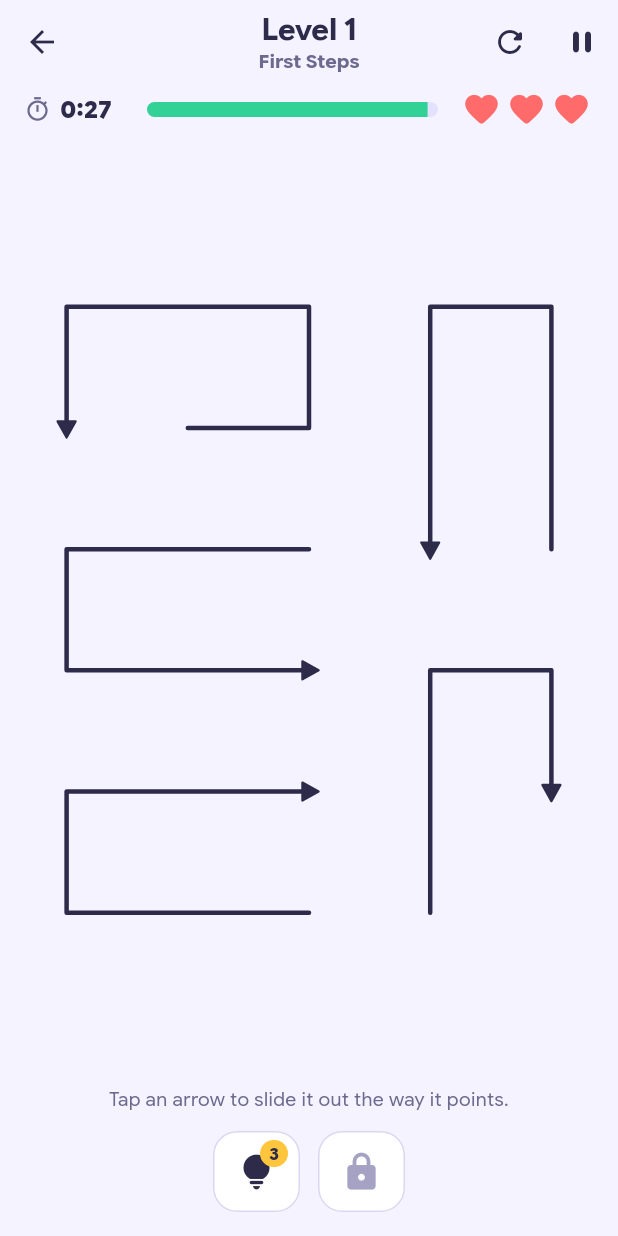
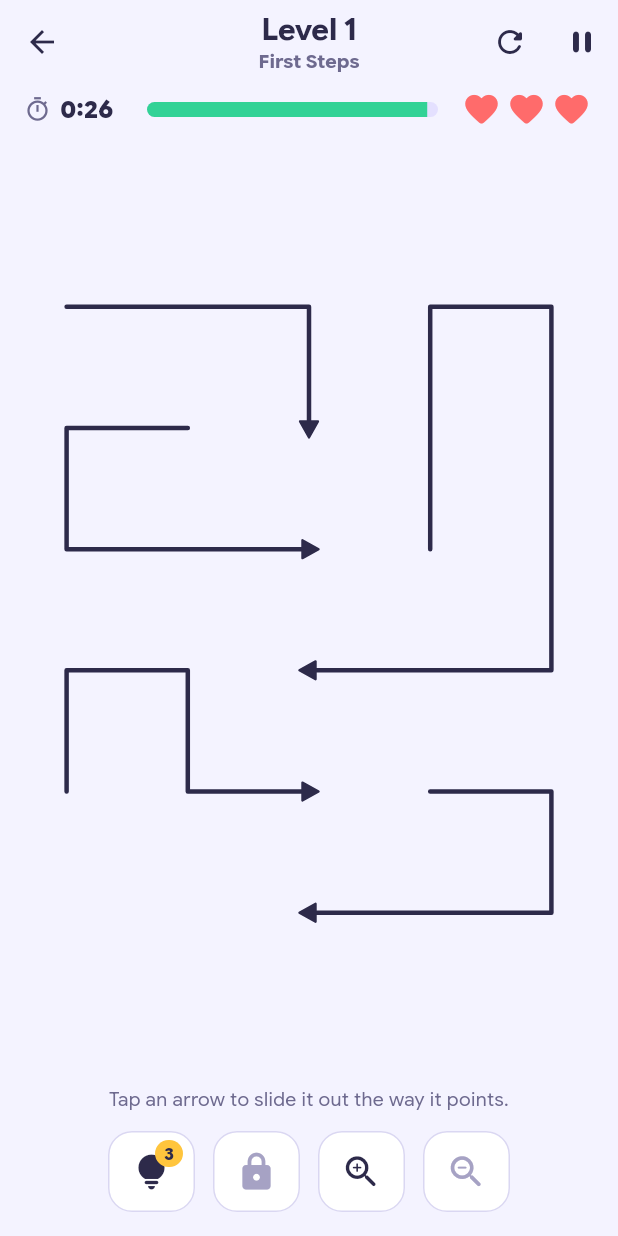
Before and after one commit to abhiabhi94/arrow-game, a Flutter app: the HomeScreen screen opened directly, after a tap on an icon or button, on a phone screen of 412 x 824 dp. Run offline on Flutter 3.47's test engine with Material 3 defaults, Android fonts, the phone set to English and light mode, and no system bars; our stand-ins replace audioplayers, confetti, flutter_animate, flutter_riverpod, shared_preferences; accounts and stored records are empty.

Commit message:
Revert "Cap every board to the screen and drop zoom"
This reverts commit f679911191805930872bf6e4f6ba1f26cf3a1f20.

Capping the board to the screen made the game too easy — the finale went
in under thirty seconds. The cap removed the only difficulty this mechanic
has: `canExit` is monotone (an arrow's blockers only ever leave, never
arrive), so no move can be wrong and the whole game is a visual search.
Shrink the board and the search is trivial. Whether that is worth fixing
with a rule change is a separate question from this PR, which goes back to
the 20 added levels on the existing curve.

The two copy fixes stay: the "Out of lives" card says "restart the level",
and the credits intro is gone.

Co-Authored-By: Claude Opus 5 <noreply@anthropic.com>
Claude-Session: https://claude.ai/code/session_0129Tdj5GKHfB5m4Uh9xAoqV

```diff
--- a/lib/l10n/app_en.arb
+++ b/lib/l10n/app_en.arb
@@ -30,7 +30,7 @@
   "onboardRuleLives": "3 lives per level — a bump costs a life",
   "onboardRuleClock": "Beat the clock — plenty of time, but it ticks",
   "onboardRuleHints": "Stuck? 3 hints per level light up a free arrow",
-  "onboardRuleFits": "Every board fits the screen — no zooming, no scrolling",
+  "onboardRuleZoom": "Big boards later — pinch or tap to zoom",
   "homeStars": "{count} of {total} stars",
   "@homeStars": { "placeholders": { "count": { "type": "int" }, "total": { "type": "int" } } },
   "homeLevels": "Levels",
@@ -131,6 +131,8 @@
   "toolGrid": "Grid lines",
   "toolGridLocked": "Grid lines unlock after level {level}",
   "@toolGridLocked": { "placeholders": { "level": { "type": "int" } } },
+  "toolZoomIn": "Zoom in",
+  "toolZoomOut": "Zoom out",
   "gridUnlockedToast": "Grid lines unlocked! Find the toggle under the board.",
 
   "clearedTitle": "Level cleared!",
--- a/lib/l10n/app_localizations.dart
+++ b/lib/l10n/app_localizations.dart
@@ -244,11 +244,11 @@ abstract class AppLocalizations {
   /// **'Stuck? 3 hints per level light up a free arrow'**
   String get onboardRuleHints;
 
-  /// No description provided for @onboardRuleFits.
+  /// No description provided for @onboardRuleZoom.
   ///
   /// In en, this message translates to:
-  /// **'Every board fits the screen — no zooming, no scrolling'**
-  String get onboardRuleFits;
+  /// **'Big boards later — pinch or tap to zoom'**
+  String get onboardRuleZoom;
 
   /// No description provided for @homeStars.
   ///
@@ -772,6 +772,18 @@ abstract class AppLocalizations {
   /// **'Grid lines unlock after level {level}'**
   String toolGridLocked(int level);
 
+  /// No description provided for @toolZoomIn.
+  ///
+  /// In en, this message translates to:
+  /// **'Zoom in'**
+  String get toolZoomIn;
+
+  /// No description provided for @toolZoomOut.
+  ///
+  /// In en, this message translates to:
+  /// **'Zoom out'**
+  String get toolZoomOut;
+
   /// No description provided for @gridUnlockedToast.
   ///
   /// In en, this message translates to:
--- a/lib/screens/game_screen.dart
+++ b/lib/screens/game_screen.dart
@@ -1,3 +1,4 @@
+import 'dart:math';
 
 import 'package:confetti/confetti.dart';
 import 'package:flutter/material.dart';
@@ -23,12 +24,23 @@ import '../widgets/result_card.dart';
 import '../widgets/stars_row.dart';
 import '../widgets/timer_bar.dart';
 
-/// The gameplay screen: HUD (clock, arrows out, lives), the board, the
-/// toolbar (hint / grid) and the pause/result overlays.
-///
-/// There is no zoom and no panning: every level's board is capped at a size
-/// that draws a finger-sized cell on a phone (see `data/level_specs.dart`),
-/// so the whole puzzle is on screen and a tap lands where it looks.
+/// Zoom steps for the board (pinch works too, within the same bounds).
+const double kMinZoom = 1.0;
+const double kMaxZoom = 4.0;
+const double kZoomStep = 1.35;
+
+/// How big a cell should be able to get, in logical pixels — about a
+/// fingertip. A 42x63 board draws a cell at 8 px, so a flat 4x ceiling left
+/// the last levels with no zoom at which a cell was finger-sized at all.
+const double kFingerCellPx = 46;
+
+/// The zoom ceiling for a board whose cells are [cellPx] across at 1x:
+/// [kMaxZoom], or enough to bring a cell up to [kFingerCellPx].
+double maxZoomFor(double cellPx) =>
+    cellPx <= 0 ? kMaxZoom : max(kMaxZoom, kFingerCellPx / cellPx).clamp(kMaxZoom, 8.0);
+
+/// The gameplay screen: HUD (clock, arrows out, lives), the zoomable board,
+/// the toolbar (hint / grid / zoom), and the pause/result overlays.
 class GameScreen extends ConsumerStatefulWidget {
   const GameScreen({super.key, required this.level});
 
@@ -64,6 +76,9 @@ class _GameScreenState extends ConsumerState<GameScreen>
     vsync: this,
     duration: const Duration(milliseconds: kHopMs),
   );
+  final TransformationController _zoom = TransformationController();
+  double _scale = 1;
+  Size _viewport = Size.zero;
 
   /// Whether the clear being shown beat the previous best (read once, before
   /// the progress notifier records the new time).
@@ -84,6 +99,7 @@ class _GameScreenState extends ConsumerState<GameScreen>
     _crash.dispose();
     _hop.dispose();
     _confetti.dispose();
+    _zoom.dispose();
     super.dispose();
   }
 
@@ -103,9 +119,30 @@ class _GameScreenState extends ConsumerState<GameScreen>
     ).pushReplacement(MaterialPageRoute<void>(builder: (_) => GameScreen(level: level)));
   }
 
+  /// The zoom ceiling for the level on screen, from how small a cell is
+  /// drawn in the viewport the board actually has.
+  double get _maxZoom {
+    if (_viewport.isEmpty) return kMaxZoom;
+    final spec = specForLevel(widget.level);
+    return maxZoomFor(min(_viewport.width / spec.width, _viewport.height / spec.height));
+  }
+
+  /// Zooms about the centre of the board viewport.
+  void _setZoom(double scale) {
+    final s = scale.clamp(kMinZoom, _maxZoom);
+    final dx = _viewport.width * (1 - s) / 2;
+    final dy = _viewport.height * (1 - s) / 2;
+    setState(() {
+      _scale = s;
+      _zoom.value = Matrix4.identity()
+        ..translateByDouble(dx, dy, 0, 1)
+        ..scaleByDouble(s, s, 1, 1);
+    });
+  }
+
   /// Keyboard shortcuts for the web build, played on a laptop via GitHub
-  /// Pages: H asks for a hint, G toggles the grid lines (once earned) and
-  /// Space or P pauses and resumes. Taps stay on the mouse — the
+  /// Pages: H asks for a hint, + / - zoom, G toggles the grid lines (once
+  /// earned) and Space or P pauses and resumes. Taps stay on the mouse — the
   /// arrows are drawn on a canvas, not focusable widgets. Anything with a
   /// modifier held is left alone so the browser keeps its own shortcuts.
   KeyEventResult _handleKey(FocusNode node, KeyEvent event) {
@@ -122,6 +159,10 @@ class _GameScreenState extends ConsumerState<GameScreen>
         return KeyEventResult.ignored;
       case GameShortcut.hint:
         notifier.useHint(); // no-op unless playing with a hint to spare
+      case GameShortcut.zoomIn:
+        _setZoom(_scale * kZoomStep);
+      case GameShortcut.zoomOut:
+        _setZoom(_scale / kZoomStep);
       case GameShortcut.grid:
         if (ref.read(progressProvider.notifier).gridLinesUnlocked) {
           final settings = ref.read(settingsProvider.notifier);
@@ -240,6 +281,19 @@ class _GameScreenState extends ConsumerState<GameScreen>
                         ),
                         const SizedBox(height: 12),
                         Expanded(
+                          child: LayoutBuilder(
+                            builder: (context, constraints) {
+                              _viewport = constraints.biggest;
+                              return ClipRect(
+                                child: InteractiveViewer(
+                                  transformationController: _zoom,
+                                  minScale: kMinZoom,
+                                  maxScale: _maxZoom,
+                                  onInteractionEnd: (_) {
+                                    final s = _zoom.value.getMaxScaleOnAxis();
+                                    if (s != _scale) setState(() => _scale = s);
+                                  },
+                                  child: SizedBox.expand(
                                     child: Padding(
                                       padding: const EdgeInsets.all(4),
                                       child: state.isLoading
@@ -248,7 +302,13 @@ class _GameScreenState extends ConsumerState<GameScreen>
                                               state: state,
                                               showGrid: gridUnlocked && settings.gridLinesOn,
                                               onTapArrow: notifier.tapArrow,
+                                              zoom: _scale,
                                             ),
+                                    ),
+                                  ),
+                                ),
+                              );
+                            },
                           ),
                         ),
                         if (widget.level <= 2)
@@ -273,6 +333,10 @@ class _GameScreenState extends ConsumerState<GameScreen>
                             onToggleGrid: () => ref
                                 .read(settingsProvider.notifier)
                                 .setGridLines(!settings.gridLinesOn),
+                            onZoomIn: () => _setZoom(_scale * kZoomStep),
+                            onZoomOut: () => _setZoom(_scale / kZoomStep),
+                            canZoomIn: _scale < _maxZoom - 0.001,
+                            canZoomOut: _scale > kMinZoom + 0.001,
                           ),
                         ),
                       ],
@@ -442,12 +506,18 @@ class _GameScreenState extends ConsumerState<GameScreen>
 }
 
 /// What a key press on the game screen does.
-enum GameShortcut { hint, grid, pause }
+enum GameShortcut { hint, zoomIn, zoomOut, grid, pause }
 
-/// The shortcut a key press means, or null when it isn't one.
+/// The shortcut a key press means, or null when it isn't one. Zoom answers
+/// both the main row and the numeric keypad, and `=` stands in for `+` so it
+/// works without Shift on a US layout.
 @visibleForTesting
 GameShortcut? shortcutFor(KeyEvent event) => switch (event.logicalKey) {
   LogicalKeyboardKey.keyH => GameShortcut.hint,
+  LogicalKeyboardKey.equal ||
+  LogicalKeyboardKey.add ||
+  LogicalKeyboardKey.numpadAdd => GameShortcut.zoomIn,
+  LogicalKeyboardKey.minus || LogicalKeyboardKey.numpadSubtract => GameShortcut.zoomOut,
   LogicalKeyboardKey.keyG => GameShortcut.grid,
   LogicalKeyboardKey.space || LogicalKeyboardKey.keyP => GameShortcut.pause,
   _ => null,
--- a/lib/screens/onboarding_screen.dart
+++ b/lib/screens/onboarding_screen.dart
@@ -58,7 +58,7 @@ const LevelSpec _tutorialSpec = LevelSpec(
 
 /// The one-time walkthrough: three steps, the first two played for real on
 /// tiny boards (tap an arrow out; feel a blocked one bump), the third a
-/// glance at lives, clock and hints. Minimal, and hard to get wrong.
+/// glance at lives, clock, hints and zoom. Minimal, and hard to get wrong.
 class OnboardingScreen extends ConsumerStatefulWidget {
   const OnboardingScreen({super.key, this.replay = false});
 
@@ -310,7 +310,7 @@ class _SummaryStep extends StatelessWidget {
       ('❤️', l10n.onboardRuleLives),
       ('⏱️', l10n.onboardRuleClock),
       ('💡', l10n.onboardRuleHints),
-      ('📱', l10n.onboardRuleFits),
+      ('🔍', l10n.onboardRuleZoom),
     ];
     return Column(
       crossAxisAlignment: CrossAxisAlignment.stretch,
--- a/lib/widgets/board_toolbar.dart
+++ b/lib/widgets/board_toolbar.dart
@@ -3,9 +3,8 @@ import 'package:flutter/material.dart';
 import '../l10n/app_localizations.dart';
 import '../ui/colors.dart';
 
-/// The row under the board: hint (with hints-left badge) and the grid-lines
-/// toggle (locked until earned). There is no zoom — every board fits the
-/// screen.
+/// The row under the board: hint (with hints-left badge), grid-lines toggle
+/// (locked until earned), zoom in and zoom out.
 class BoardToolbar extends StatelessWidget {
   const BoardToolbar({
     super.key,
@@ -16,6 +15,10 @@ class BoardToolbar extends StatelessWidget {
     required this.gridUnlockLevel,
     required this.gridOn,
     required this.onToggleGrid,
+    required this.onZoomIn,
+    required this.onZoomOut,
+    required this.canZoomIn,
+    required this.canZoomOut,
   });
 
   final int hintsLeft;
@@ -27,6 +30,10 @@ class BoardToolbar extends StatelessWidget {
   final int gridUnlockLevel;
   final bool gridOn;
   final VoidCallback? onToggleGrid;
+  final VoidCallback? onZoomIn;
+  final VoidCallback? onZoomOut;
+  final bool canZoomIn;
+  final bool canZoomOut;
 
   @override
   Widget build(BuildContext context) {
@@ -48,6 +55,18 @@ class BoardToolbar extends StatelessWidget {
           icon: gridUnlocked ? Icons.grid_4x4_rounded : Icons.lock_rounded,
           active: gridUnlocked && gridOn,
           onPressed: gridUnlocked ? onToggleGrid : null,
+        ),
+        const SizedBox(width: 12),
+        _ToolButton(
+          tooltip: l10n.toolZoomIn,
+          icon: Icons.zoom_in_rounded,
+          onPressed: canZoomIn ? onZoomIn : null,
+        ),
+        const SizedBox(width: 12),
+        _ToolButton(
+          tooltip: l10n.toolZoomOut,
+          icon: Icons.zoom_out_rounded,
+          onPressed: canZoomOut ? onZoomOut : null,
         ),
       ],
     );
--- a/lib/widgets/puzzle_board.dart
+++ b/lib/widgets/puzzle_board.dart
@@ -15,10 +15,10 @@ import '../ui/colors.dart';
 const double kShoveDistance = 0.12;
 
 /// How far from a tap the board looks for an arrow when the finger lands on
-/// an empty cell, in logical pixels. Boards are capped so a cell is about
-/// two thirds of a fingertip, so a tap that misses into a gap still gets the
-/// arrow it was plainly aimed at. A cell that *is* occupied always wins:
-/// slop never overrides a deliberate hit.
+/// an empty cell, in logical pixels on screen. A late board draws a cell at
+/// about a dozen pixels — a quarter of a fingertip — so a tap that misses
+/// into a gap still gets the arrow it was plainly aimed at. A cell that *is*
+/// occupied always wins: slop never overrides a deliberate hit.
 const double kTouchSlopPx = 22;
 
 /// How far into a slide the board starts accepting taps again. The slide runs
@@ -42,11 +42,16 @@ class PuzzleBoard extends StatefulWidget {
     required this.state,
     required this.showGrid,
     required this.onTapArrow,
+    this.zoom = 1,
   });
 
   final GameState state;
   final bool showGrid;
   final ValueChanged<int> onTapArrow;
+
+  /// The scale the board is being viewed at, so touch slop stays the same
+  /// size on screen however far in the player has pinched.
+  final double zoom;
 
   @override
   State<PuzzleBoard> createState() => _PuzzleBoardState();
@@ -60,8 +65,9 @@ class _PuzzleBoardState extends State<PuzzleBoard> with TickerProviderStateMixin
   /// droops and tilts, like the puzzle giving up.
   AnimationController? _slump;
 
-  /// Pointers on the board now, and the most this gesture has seen. A second
-  /// finger resting on the board should never turn a stray touch into a move.
+  /// Pointers on the board now, and the most this gesture has seen. A pinch
+  /// that never travels far enough to be read as a pan can end as a tap,
+  /// which would play an arrow the player was only zooming in on.
   int _pointersDown = 0;
   int _pointersInGesture = 0;
 
@@ -243,7 +249,7 @@ class _PuzzleBoardState extends State<PuzzleBoard> with TickerProviderStateMixin
     }
     // Capped in cells as well, so on the small early boards — where a cell is
     // already far bigger than a finger — slop never reaches a neighbour.
-    final slop = min(kTouchSlopPx, cellSize * 1.5);
+    final slop = min(kTouchSlopPx / widget.zoom, cellSize * 1.5);
     final reach = (slop / cellSize).ceil();
     int? best;
     var nearest = slop;
```
Also changed, not shown: lib/data/level_specs.dart (+82 -81 lines), lib/engine/puzzle_generator.dart (+1 -6 lines), lib/l10n/app_localizations_en.dart (+7 -2 lines), 8 other files. Lines whose indentation alone changed are shown as unchanged.
